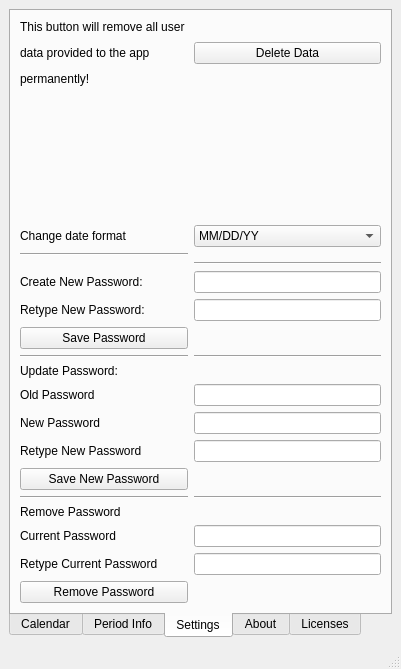
Above: mainwindow.ui from socphoenix/Period_Underground before the change. Below: the same form after it.
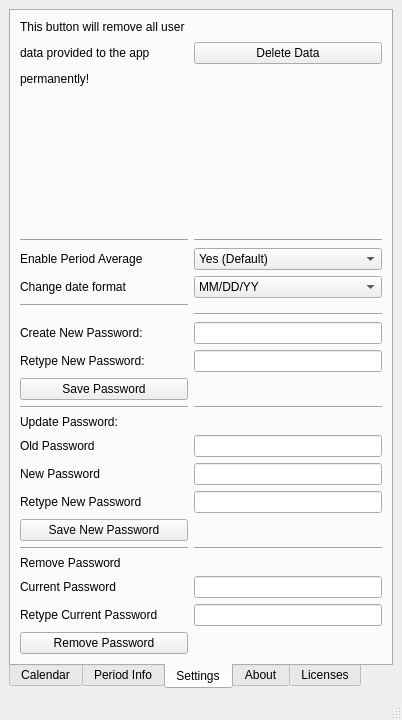
That is the form after the change. The open tabs and pages were chosen to show the change.

Commit message: Add option to disable period averages

Patch:
```diff
--- a/mainwindow.ui
+++ b/mainwindow.ui
@@ -6,8 +6,8 @@
    <rect>
     <x>0</x>
     <y>0</y>
-    <width>401</width>
-    <height>669</height>
+    <width>402</width>
+    <height>720</height>
    </rect>
   </property>
   <property name="focusPolicy">
@@ -372,30 +372,26 @@
         <string>Settings</string>
        </attribute>
        <layout class="QGridLayout" name="gridLayout_5">
-        <item row="5" column="1">
-         <widget class="QLineEdit" name="lineEdit"/>
-        </item>
-        <item row="16" column="0">
+        <item row="18" column="0">
          <widget class="QLabel" name="label_20">
           <property name="text">
            <string>Current Password</string>
           </property>
          </widget>
         </item>
-        <item row="8" column="1">
-         <widget class="Line" name="line_9">
-          <property name="orientation">
-           <enum>Qt::Horizontal</enum>
-          </property>
-         </widget>
+        <item row="13" column="1">
+         <widget class="QLineEdit" name="lineEdit_4"/>
         </item>
-        <item row="10" column="0">
-         <widget class="QLabel" name="label_16">
+        <item row="8" column="0">
+         <widget class="QLabel" name="label_22">
           <property name="text">
-           <string>Old Password</string>
+           <string>Retype New Password:</string>
           </property>
          </widget>
         </item>
+        <item row="7" column="1">
+         <widget class="QLineEdit" name="lineEdit"/>
+        </item>
         <item row="0" column="0">
          <widget class="QLabel" name="label_10">
           <property name="text">
@@ -403,91 +399,102 @@
           </property>
          </widget>
         </item>
-        <item row="14" column="0">
+        <item row="12" column="0">
+         <widget class="QLabel" name="label_16">
+          <property name="text">
+           <string>Old Password</string>
+          </property>
+         </widget>
+        </item>
+        <item row="10" column="1">
+         <widget class="Line" name="line_9">
+          <property name="orientation">
+           <enum>Qt::Horizontal</enum>
+          </property>
+         </widget>
+        </item>
+        <item row="16" column="0">
          <widget class="Line" name="line_10">
           <property name="orientation">
            <enum>Qt::Horizontal</enum>
           </property>
          </widget>
         </item>
-        <item row="17" column="0">
+        <item row="14" column="1">
+         <widget class="QLineEdit" name="lineEdit_5"/>
+        </item>
+        <item row="0" column="1">
+         <widget class="QPushButton" name="pushButton">
+          <property name="text">
+           <string>Delete Data</string>
+          </property>
+         </widget>
+        </item>
+        <item row="4" column="1">
+         <widget class="QComboBox" name="comboBox_5">
+          <item>
+           <property name="text">
+            <string>MM/DD/YY</string>
+           </property>
+          </item>
+          <item>
+           <property name="text">
+            <string>DD/MM/YYYY</string>
+           </property>
+          </item>
+         </widget>
+        </item>
+        <item row="19" column="0">
          <widget class="QLabel" name="label_21">
           <property name="text">
            <string>Retype Current Password</string>
           </property>
          </widget>
         </item>
-        <item row="5" column="0">
-         <widget class="QLabel" name="label_14">
+        <item row="14" column="0">
+         <widget class="QLabel" name="label_18">
           <property name="text">
-           <string>Create New Password:</string>
+           <string>Retype New Password</string>
           </property>
          </widget>
         </item>
-        <item row="17" column="1">
-         <widget class="QLineEdit" name="lineEdit_7"/>
-        </item>
         <item row="2" column="0">
-         <widget class="QLabel" name="label_9">
-          <property name="text">
-           <string>Change date format</string>
+         <widget class="Line" name="line_14">
+          <property name="orientation">
+           <enum>Qt::Horizontal</enum>
           </property>
          </widget>
         </item>
-        <item row="9" column="0">
+        <item row="11" column="0">
          <widget class="QLabel" name="label_15">
           <property name="text">
            <string>Update Password:</string>
           </property>
          </widget>
         </item>
-        <item row="15" column="0">
-         <widget class="QLabel" name="label_19">
-          <property name="text">
-           <string>Remove Password</string>
-          </property>
-         </widget>
+        <item row="18" column="1">
+         <widget class="QLineEdit" name="lineEdit_6"/>
         </item>
-        <item row="7" column="0">
-         <widget class="QPushButton" name="pushButton_2">
+        <item row="4" column="0">
+         <widget class="QLabel" name="label_9">
           <property name="text">
-           <string>Save Password</string>
+           <string>Change date format</string>
           </property>
          </widget>
         </item>
-        <item row="2" column="1">
-         <widget class="QComboBox" name="comboBox_5">
-          <item>
-           <property name="text">
-            <string>MM/DD/YY</string>
-           </property>
-          </item>
-          <item>
-           <property name="text">
-            <string>DD/MM/YYYY</string>
-           </property>
-          </item>
-         </widget>
-        </item>
-        <item row="10" column="1">
-         <widget class="QLineEdit" name="lineEdit_3"/>
-        </item>
-        <item row="0" column="1">
-         <widget class="QPushButton" name="pushButton">
-          <property name="text">
-           <string>Delete Data</string>
-          </property>
-         </widget>
-        </item>
-        <item row="4" column="1">
+        <item row="6" column="1">
          <widget class="Line" name="line_7">
           <property name="orientation">
            <enum>Qt::Horizontal</enum>
           </property>
          </widget>
         </item>
-        <item row="11" column="1">
-         <widget class="QLineEdit" name="lineEdit_4"/>
+        <item row="15" column="0">
+         <widget class="QPushButton" name="pushButton_3">
+          <property name="text">
+           <string>Save New Password</string>
+          </property>
+         </widget>
         </item>
         <item row="1" column="0">
          <spacer name="verticalSpacer_2">
@@ -502,70 +509,104 @@
           </property>
          </spacer>
         </item>
-        <item row="11" column="0">
-         <widget class="QLabel" name="label_17">
-          <property name="text">
-           <string>New Password</string>
-          </property>
-         </widget>
-        </item>
-        <item row="8" column="0">
-         <widget class="Line" name="line_8">
-          <property name="orientation">
-           <enum>Qt::Horizontal</enum>
-          </property>
-         </widget>
-        </item>
-        <item row="12" column="0">
-         <widget class="QLabel" name="label_18">
-          <property name="text">
-           <string>Retype New Password</string>
-          </property>
-         </widget>
-        </item>
-        <item row="18" column="0">
+        <item row="20" column="0">
          <widget class="QPushButton" name="pushButton_4">
           <property name="text">
            <string>Remove Password</string>
           </property>
          </widget>
         </item>
-        <item row="13" column="0">
-         <widget class="QPushButton" name="pushButton_3">
+        <item row="8" column="1">
+         <widget class="QLineEdit" name="lineEdit_2"/>
+        </item>
+        <item row="17" column="0">
+         <widget class="QLabel" name="label_19">
           <property name="text">
-           <string>Save New Password</string>
+           <string>Remove Password</string>
           </property>
          </widget>
         </item>
+        <item row="9" column="0">
+         <widget class="QPushButton" name="pushButton_2">
+          <property name="text">
+           <string>Save Password</string>
+          </property>
+         </widget>
+        </item>
+        <item row="10" column="0">
+         <widget class="Line" name="line_8">
+          <property name="orientation">
+           <enum>Qt::Horizontal</enum>
+          </property>
+         </widget>
+        </item>
+        <item row="19" column="1">
+         <widget class="QLineEdit" name="lineEdit_7"/>
+        </item>
         <item row="16" column="1">
-         <widget class="QLineEdit" name="lineEdit_6"/>
+         <widget class="Line" name="line_11">
+          <property name="orientation">
+           <enum>Qt::Horizontal</enum>
+          </property>
+         </widget>
         </item>
-        <item row="3" column="0">
+        <item row="5" column="0">
          <widget class="Line" name="line_6">
           <property name="orientation">
            <enum>Qt::Horizontal</enum>
           </property>
          </widget>
         </item>
+        <item row="13" column="0">
+         <widget class="QLabel" name="label_17">
+          <property name="text">
+           <string>New Password</string>
+          </property>
+         </widget>
+        </item>
+        <item row="7" column="0">
+         <widget class="QLabel" name="label_14">
+          <property name="text">
+           <string>Create New Password:</string>
+          </property>
+         </widget>
+        </item>
         <item row="12" column="1">
-         <widget class="QLineEdit" name="lineEdit_5"/>
+         <widget class="QLineEdit" name="lineEdit_3"/>
         </item>
-        <item row="14" column="1">
-         <widget class="Line" name="line_11">
+        <item row="2" column="1">
+         <widget class="Line" name="line_15">
           <property name="orientation">
            <enum>Qt::Horizontal</enum>
           </property>
          </widget>
         </item>
-        <item row="6" column="0">
-         <widget class="QLabel" name="label_22">
+        <item row="3" column="0">
+         <widget class="QLabel" name="label_28">
+          <property name="toolTip">
+           <string>&lt;html&gt;&lt;head/&gt;&lt;body&gt;&lt;p&gt;Enable app to average past periods when estimating next period. &lt;/p&gt;&lt;p&gt;If set to No defaults to 28 day cycles&lt;/p&gt;&lt;/body&gt;&lt;/html&gt;</string>
+          </property>
+          <property name="whatsThis">
+           <string/>
+          </property>
           <property name="text">
-           <string>Retype New Password:</string>
+           <string>Enable Period Average</string>
           </property>
          </widget>
         </item>
-        <item row="6" column="1">
-         <widget class="QLineEdit" name="lineEdit_2"/>
+        <item row="3" column="1">
+         <widget class="QComboBox" name="comboBox_6">
+          <item>
+           <property name="text">
+            <string>Yes (Default)</string>
+           </property>
+          </item>
+          <item>
+           <property name="text">
+            <string>No</string>
+           </property>
+          </item>
+         </widget>
         </item>
        </layout>
       </widget>
```
Left out of the diff: 7 changed lines with no effect on the pictures. The commit also changes 5 other files.
